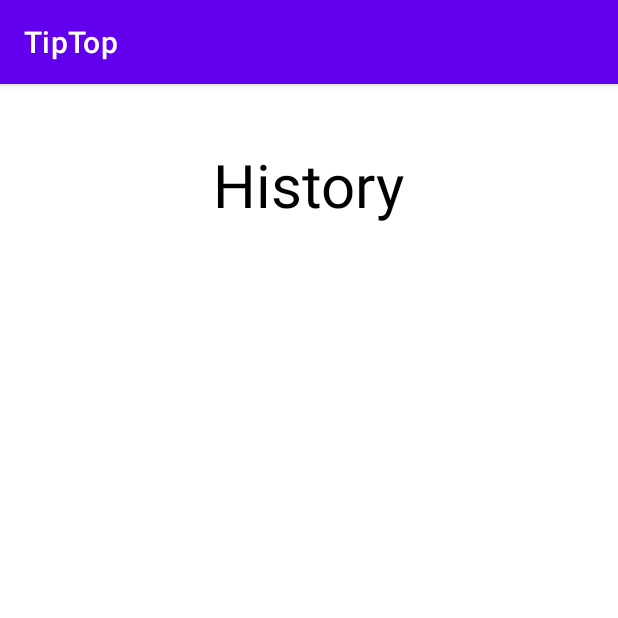
After one commit to SoftwareEngineering-TAY/TipTop, an Android app: the HistoryChildActivity screen opened directly, with no data from a screen before it, on a phone screen of 412 x 824 dp, the top half of it. The commit adds this screen. Run offline under Robolectric (Android 15) with nearby library versions, the phone set to English and light mode, and no system bars; our stand-ins replace Firebase (no records; nobody signed in at launch, a user with empty details on screens opened directly), Picasso; Roboto replaces fonts that are not available here.

Commit message:
add history for child

```diff
--- a/app/src/main/AndroidManifest.xml
+++ b/app/src/main/AndroidManifest.xml
@@ -36,6 +36,8 @@
 
         //History
         <activity android:name=".History.HistoryParentActivity"/>
+
+        <activity android:name=".History.HistoryChildActivity"/>
 
         <activity android:name=".History.TaskInfoHistoryActivity"/>
 
--- /dev/null
+++ b/app/src/main/java/com/example/tiptop/History/HistoryChildActivity.java
@@ -0,0 +1,56 @@
+package com.example.tiptop.History;
+
+import android.content.Intent;
+import android.os.Bundle;
+import android.widget.ListView;
+
+import androidx.annotation.Nullable;
+import androidx.appcompat.app.AppCompatActivity;
+
+import com.example.tiptop.Adapters.TaskListAdapter;
+import com.example.tiptop.Objects.Task;
+import com.example.tiptop.PoolTasks.TaskInfoChildActivity;
+import com.example.tiptop.R;
+
+import java.util.ArrayList;
+
+import static com.example.tiptop.Database.Database.updateTaskListFromDB;
+
+public class HistoryChildActivity extends AppCompatActivity {
+
+    private ListView historyList;
+    private TaskListAdapter mTaskListAdapter;
+    private ArrayList<Task> list;
+    private ArrayList<String> listID;
+
+    @Override
+    protected void onCreate(@Nullable Bundle savedInstanceState) {
+        super.onCreate(savedInstanceState);
+        setContentView(R.layout.activity_history_child);
+
+        initializeClassVariables();
+        createListOfTask();
+        crateClickEvent();
+        updateTaskListFromDB(list,listID,"Confirmed",mTaskListAdapter);
+    }
+
+    private void initializeClassVariables() {
+        historyList = (ListView) findViewById(R.id.historyList);
+    }
+
+    private void createListOfTask() {
+        list = new ArrayList<>();
+        listID = new ArrayList<>();
+        mTaskListAdapter = new TaskListAdapter(getApplicationContext(),R.layout.row_task_history,list);
+        historyList.setAdapter(mTaskListAdapter);
+    }
+
+    private void crateClickEvent() {
+        historyList.setOnItemClickListener((adapterView,view,i,l) -> {
+            Intent intent = new Intent(view.getContext(), TaskInfoHistoryActivity.class);
+            intent.putExtra("task",list.get(i));
+            intent.putExtra("taskID",listID.get(i));
+            startActivity(intent);
+        });
+    }
+}
--- a/app/src/main/java/com/example/tiptop/History/HistoryParentActivity.java
+++ b/app/src/main/java/com/example/tiptop/History/HistoryParentActivity.java
@@ -5,7 +5,6 @@ import android.widget.EditText;
 import android.widget.ExpandableListView;
 import androidx.appcompat.app.AppCompatActivity;
 import com.example.tiptop.Adapters.TaskToChildExtendListAdapter;
-import com.example.tiptop.FollowUp.ApproveTaskActivity;
 import com.example.tiptop.Objects.Task;
 import com.example.tiptop.R;
 import java.util.ArrayList;
@@ -24,7 +23,7 @@ public class HistoryParentActivity extends AppCompatActivity {
     @Override
     protected void onCreate(Bundle savedInstanceState) {
         super.onCreate(savedInstanceState);
-        setContentView(R.layout.activity_history);
+        setContentView(R.layout.activity_history_parent);
         initializeClassVariables();
         createExpandableListOfTask();
         updateExpandableTaskListFromDB(ListChildForTask,ListTaskGroups,ListTaskID,"Confirmed",childAdapter,10, true);
--- /dev/null
+++ b/app/src/main/res/layout/activity_history_child.xml
@@ -0,0 +1,24 @@
+<?xml version="1.0" encoding="utf-8"?>
+<LinearLayout
+    xmlns:android="http://schemas.android.com/apk/res/android"
+    android:layout_width="match_parent"
+    android:layout_height="match_parent"
+    android:orientation="vertical"
+    android:padding="20dp">
+
+    <TextView
+        android:layout_width="wrap_content"
+        android:layout_height="wrap_content"
+        android:text="History"
+        android:textSize="40dp"
+        android:textColor="@color/black"
+        android:layout_marginTop="20dp"
+        android:layout_gravity="center_horizontal"/>
+
+    <ListView
+        android:id="@+id/historyList"
+        android:layout_width="match_parent"
+        android:layout_height="wrap_content"
+        android:textSize="50dp" />
+
+</LinearLayout>
--- a/app/src/main/res/layout/row_task_history.xml
+++ b/app/src/main/res/layout/row_task_history.xml
@@ -26,6 +26,7 @@
         android:layout_width="match_parent"
         android:layout_height="wrap_content"
         android:orientation="vertical"
+        android:background="@color/whitePurple"
         android:layout_marginLeft="55dp"
         android:layout_marginRight="15dp">
 
--- a/app/src/main/res/layout/row_task_with_bonus.xml
+++ b/app/src/main/res/layout/row_task_with_bonus.xml
@@ -21,6 +21,7 @@
         android:layout_width="match_parent"
         android:layout_height="wrap_content"
         android:orientation="vertical"
+        android:background="@color/whitePurple"
         android:layout_marginLeft="55dp"
         android:layout_marginRight="15dp">
         <LinearLayout
--- a/app/src/main/res/values/colors.xml
+++ b/app/src/main/res/values/colors.xml
@@ -8,5 +8,6 @@
     <color name="teal_700">#FF018786</color>
     <color name="black">#FF000000</color>
     <color name="white">#FFFFFFFF</color>
+    <color name="whitePurple">#f2e6ff</color>
 
 </resources>
```
Also changed, not shown: app/src/main/java/com/example/tiptop/Adapters/TaskListAdapter.java (+23 -10 lines), app/src/main/java/com/example/tiptop/LogInAndSignUp/HomeActivity.java (+10 -1 lines), app/src/main/res/layout/activity_history.xml (deleted, +0 -52 lines), app/src/main/res/layout/activity_history_parent.xml (added, +52 -0 lines).
